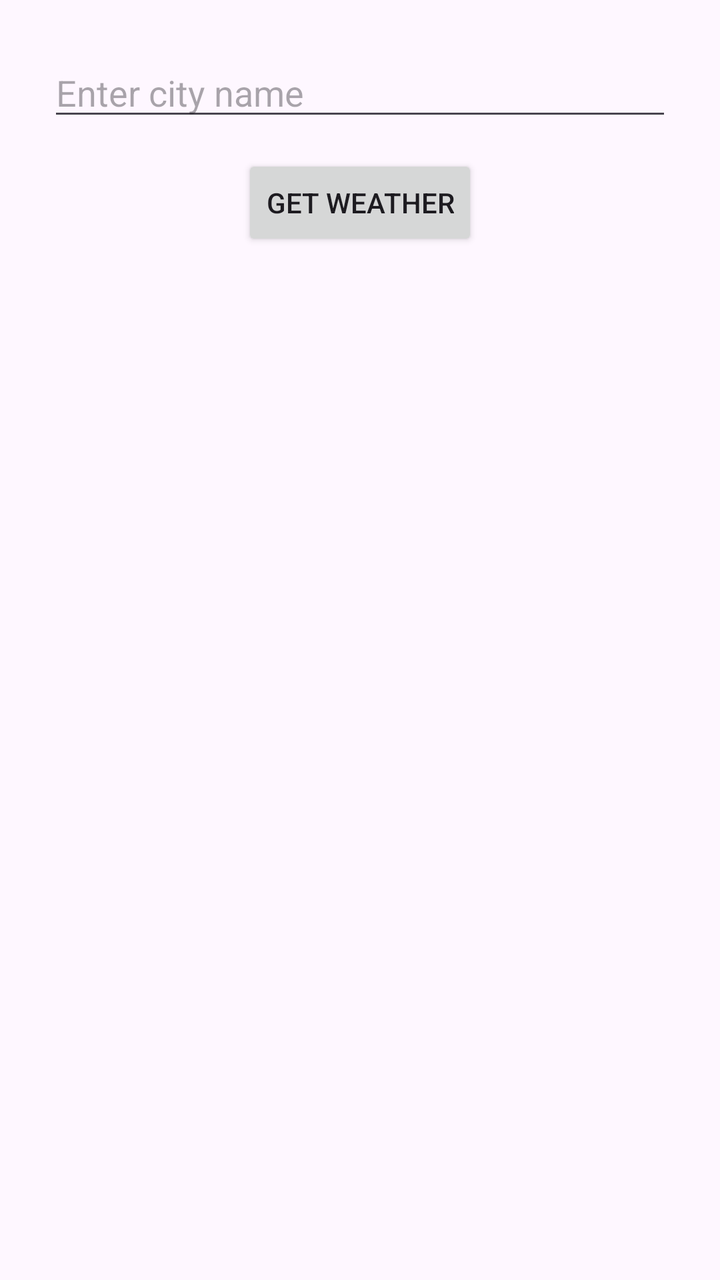
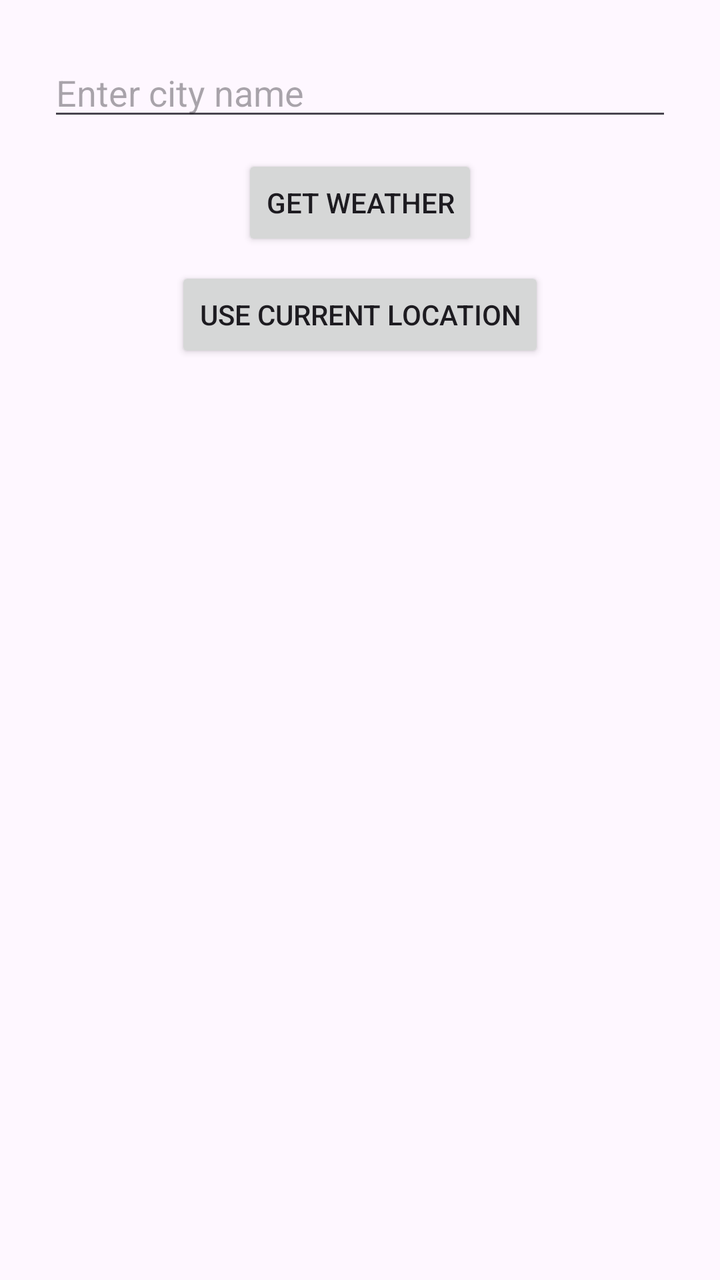

Screens rendered from an Android XML layout before and after an edit, with the pre-edit source and the edit as a unified diff.
<!-- AndroidManifest.xml: application theme Theme.SimpleWeatherApp -->
<!-- res/layout/activity_main.xml -->
<?xml version="1.0" encoding="utf-8"?>
<LinearLayout xmlns:android="http://schemas.android.com/apk/res/android"
    android:id="@+id/main"
    android:layout_width="match_parent"
    android:layout_height="match_parent"
    android:orientation="vertical"
    android:padding="24dp"
    android:gravity="center_horizontal">

    <EditText
        android:id="@+id/etCityName"
        android:layout_width="match_parent"
        android:layout_height="wrap_content"
        android:hint="Enter city name" />

    <Button
        android:id="@+id/btnGetWeather"
        android:layout_width="wrap_content"
        android:layout_height="wrap_content"
        android:layout_marginTop="12dp"
        android:text="Get Weather" />

    <TextView
        android:id="@+id/tvCityResult"
        android:layout_width="wrap_content"
        android:layout_height="wrap_content"
        android:layout_marginTop="24dp"
        android:textSize="20sp"
        android:textStyle="bold" />

    <TextView
        android:id="@+id/tvTemperature"
        android:layout_width="wrap_content"
        android:layout_height="wrap_content"
        android:layout_marginTop="8dp"
        android:textSize="32sp" />

    <TextView
        android:id="@+id/tvDescription"
        android:layout_width="wrap_content"
        android:layout_height="wrap_content"
        android:layout_marginTop="8dp"
        android:textSize="16sp" />

</LinearLayout>
<!-- resources referenced by this layout -->
<resources>
  <style name="Theme.SimpleWeatherApp" parent="Base.Theme.SimpleWeatherApp" />
  <style name="Base.Theme.SimpleWeatherApp" parent="Theme.Material3.DayNight.NoActionBar">
          
          
      </style>
</resources>

<!-- the commit's change to res/layout/activity_main.xml (unified diff, before → after) -->
@@ -19,6 +19,14 @@
         android:layout_height="wrap_content"
         android:layout_marginTop="12dp"
         android:text="Get Weather" />
+
+    
+    <Button
+        android:id="@+id/btnUseLocation"
+        android:layout_width="wrap_content"
+        android:layout_height="wrap_content"
+        android:layout_marginTop="8dp"
+        android:text="Use Current Location" />
 
     <TextView
         android:id="@+id/tvCityResult"
